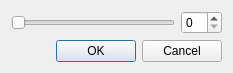
CalcProgrammer1/OpenRGB, file qt/OpenRGBZoneResizeDialog.ui: the form before one commit.
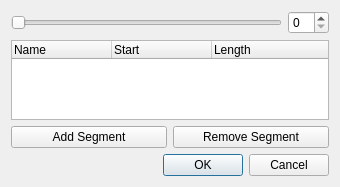
The form after the commit. Custom widgets are drawn as their Qt base class.

Diff of the .ui file:
```diff
--- a/qt/OpenRGBZoneResizeDialog.ui
+++ b/qt/OpenRGBZoneResizeDialog.ui
@@ -6,14 +6,32 @@
    <rect>
     <x>0</x>
     <y>0</y>
-    <width>233</width>
-    <height>73</height>
+    <width>340</width>
+    <height>187</height>
    </rect>
   </property>
   <property name="windowTitle">
    <string>Resize Zone</string>
   </property>
   <layout class="QGridLayout" name="gridLayout" columnstretch="1,0">
+   <item row="3" column="0" colspan="2">
+    <layout class="QHBoxLayout" name="horizontalLayout">
+     <item>
+      <widget class="QPushButton" name="AddSegmentButton">
+       <property name="text">
+        <string>Add Segment</string>
+       </property>
+      </widget>
+     </item>
+     <item>
+      <widget class="QPushButton" name="RemoveSegmentButton">
+       <property name="text">
+        <string>Remove Segment</string>
+       </property>
+      </widget>
+     </item>
+    </layout>
+   </item>
    <item row="0" column="0">
     <widget class="QTooltipedSlider" name="ResizeSlider">
      <property name="sizePolicy">
@@ -38,6 +56,28 @@
     </widget>
    </item>
    <item row="1" column="0" colspan="2">
+    <widget class="QTreeWidget" name="SegmentsTreeWidget">
+     <property name="columnCount">
+      <number>3</number>
+     </property>
+     <column>
+      <property name="text">
+       <string notr="true">Name</string>
+      </property>
+     </column>
+     <column>
+      <property name="text">
+       <string>Start</string>
+      </property>
+     </column>
+     <column>
+      <property name="text">
+       <string>Length</string>
+      </property>
+     </column>
+    </widget>
+   </item>
+   <item row="4" column="0" colspan="2">
     <widget class="QDialogButtonBox" name="buttonBox">
      <property name="sizePolicy">
       <sizepolicy hsizetype="Preferred" vsizetype="Fixed">
```
Left out of the diff: 20 changed lines with no effect on the pictures.
